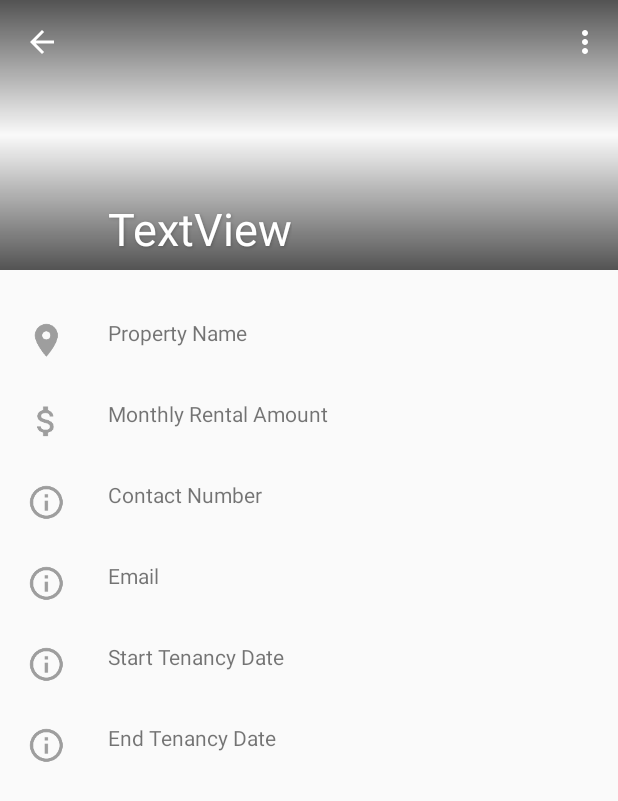
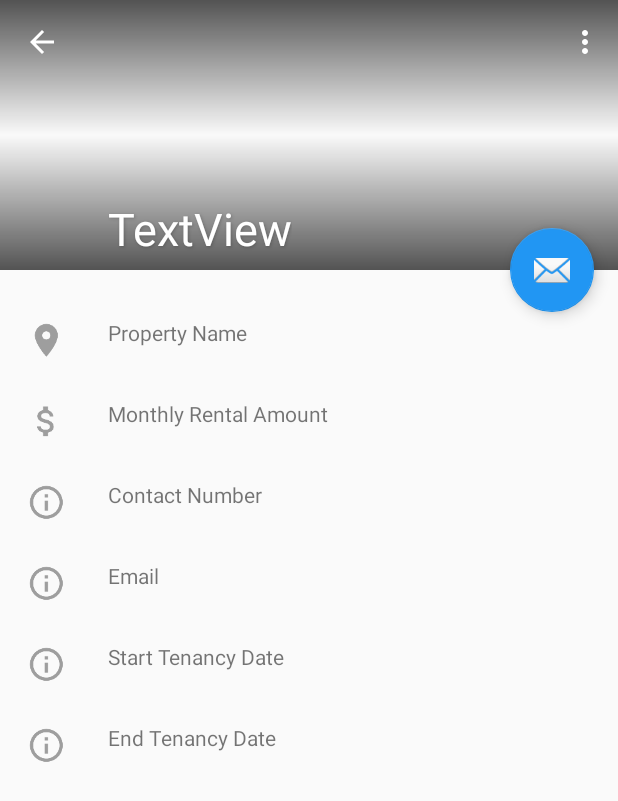
Before and after one commit to lowkaweiken/Rentasaur2, an Android app: the TenantProfile screen opened directly, with no data from a screen before it, on a phone screen of 412 x 824 dp. Shown: the top 801 px of the screen. Run offline under Robolectric (Android 15) with nearby library versions, the phone set to English and light mode, and no system bars; our stand-ins replace Firebase (no records; nobody signed in at launch, a user with empty details on screens opened directly).

```diff
--- a/app/src/main/res/layout/activity_tenant_profile.xml
+++ b/app/src/main/res/layout/activity_tenant_profile.xml
@@ -164,4 +164,18 @@
         app:layout_constraintStart_toStartOf="parent"
         app:layout_constraintTop_toTopOf="parent" />
 
+    <android.support.design.widget.FloatingActionButton
+        android:id="@+id/email_btn"
+        android:layout_width="wrap_content"
+        android:layout_height="wrap_content"
+        android:layout_marginBottom="8dp"
+        android:layout_marginEnd="16dp"
+        android:layout_marginTop="8dp"
+        android:clickable="true"
+        app:backgroundTint="@color/colorPrimary"
+        app:layout_constraintBottom_toBottomOf="@+id/frameLayout"
+        app:layout_constraintEnd_toEndOf="parent"
+        app:layout_constraintTop_toBottomOf="@+id/frameLayout"
+        app:srcCompat="@android:drawable/ic_dialog_email" />
+
 </android.support.constraint.ConstraintLayout>
```
Also changed, not shown: app/src/main/java/com/example/kenlow/rentasaur2/TenantProfile.java (+38 -4 lines).
